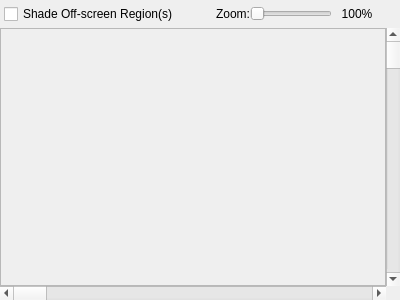
Above: debugger/nametablevisualizerdockwidget.ui from christopherpow/nesicide before the change. Below: the same form after it.
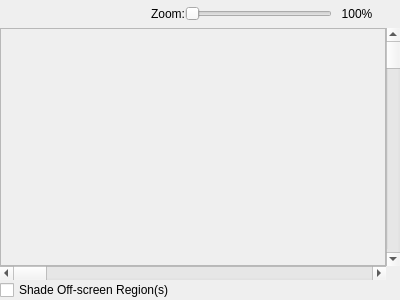
That is the form after the change.

What changed in the file:
```diff
--- a/debugger/nametablevisualizerdockwidget.ui
+++ b/debugger/nametablevisualizerdockwidget.ui
@@ -26,13 +26,6 @@
       <property name="margin">
        <number>4</number>
       </property>
-      <item>
-       <widget class="QCheckBox" name="showVisible">
-        <property name="text">
-         <string>Shade Off-screen Region(s)</string>
-        </property>
-       </widget>
-      </item>
       <item>
        <spacer name="horizontalSpacer">
         <property name="orientation">
@@ -143,6 +136,17 @@
       </property>
      </widget>
     </item>
+    <item row="4" column="0">
+     <layout class="QHBoxLayout" name="horizontalLayout_2">
+      <item>
+       <widget class="QCheckBox" name="showVisible">
+        <property name="text">
+         <string>Shade Off-screen Region(s)</string>
+        </property>
+       </widget>
+      </item>
+     </layout>
+    </item>
    </layout>
   </widget>
  </widget>
```
